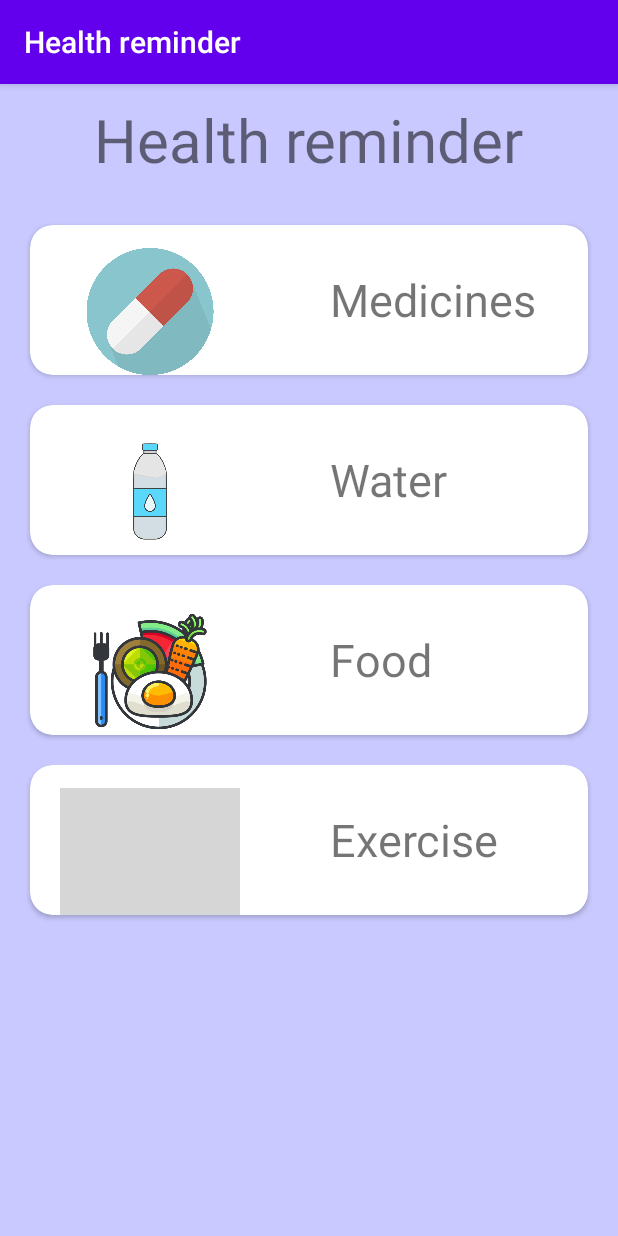
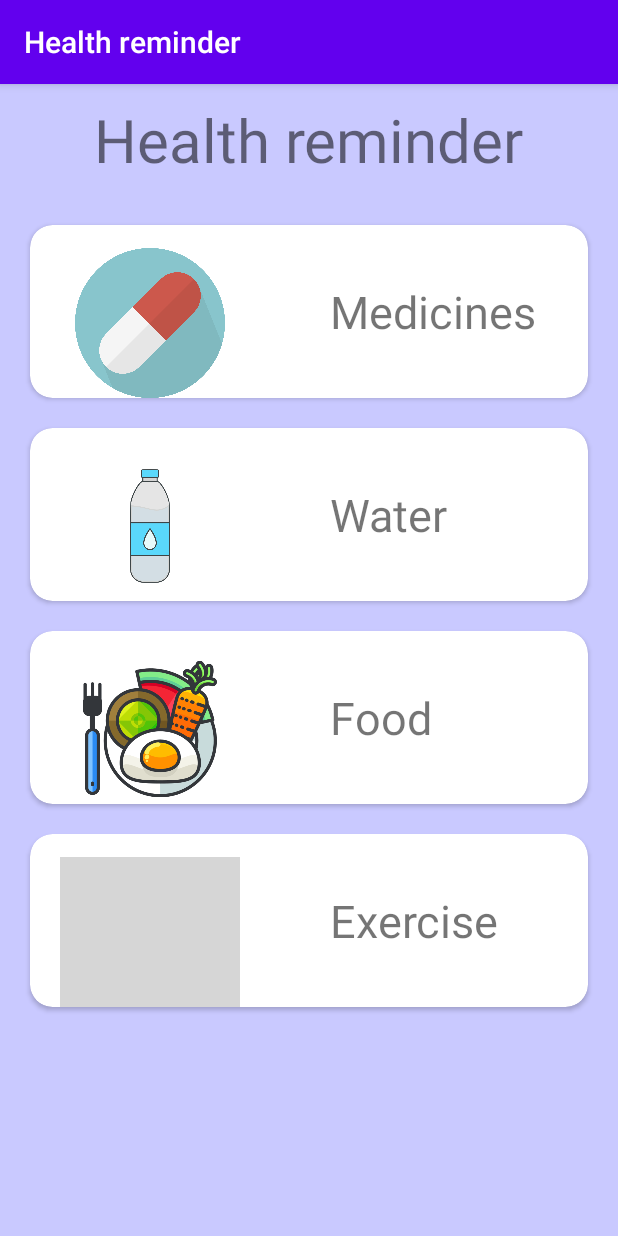
Before and after one commit to Gaurav2807/Health-Reminder, an Android app: the screen it shows after launch (MainActivity), on a phone screen of 412 x 824 dp. Run offline under Robolectric (Android 15) with nearby library versions, the phone set to English and light mode, and no system bars; grey boxes are pictures that could not be loaded.

Commit message:
card view size

```diff
--- a/app/src/main/res/layout/activity_main.xml
+++ b/app/src/main/res/layout/activity_main.xml
@@ -33,7 +33,7 @@ tools:context=".MainActivity">
             app:cardCornerRadius="15dp"
             android:layout_margin="10dp"
             android:elevation="4dp"
-            android:layout_height="100dp"
+            android:layout_height="115dp"
             android:layout_width="match_parent"
             android:background="@drawable/bg">
 
@@ -71,7 +71,7 @@ tools:context=".MainActivity">
             app:cardCornerRadius="15dp"
             android:layout_margin="10dp"
             android:elevation="4dp"
-            android:layout_height="100dp"
+            android:layout_height="115dp"
             android:layout_width="match_parent"
             android:background="@drawable/bg">
 
@@ -108,7 +108,7 @@ tools:context=".MainActivity">
             app:cardCornerRadius="15dp"
             android:layout_margin="10dp"
             android:elevation="4dp"
-            android:layout_height="100dp"
+            android:layout_height="115dp"
             android:layout_width="match_parent"
             android:background="@drawable/bg">
 
@@ -145,7 +145,7 @@ tools:context=".MainActivity">
             app:cardCornerRadius="15dp"
             android:layout_margin="10dp"
             android:elevation="4dp"
-            android:layout_height="100dp"
+            android:layout_height="115dp"
             android:layout_width="match_parent"
             android:background="@drawable/bg">
 
```
